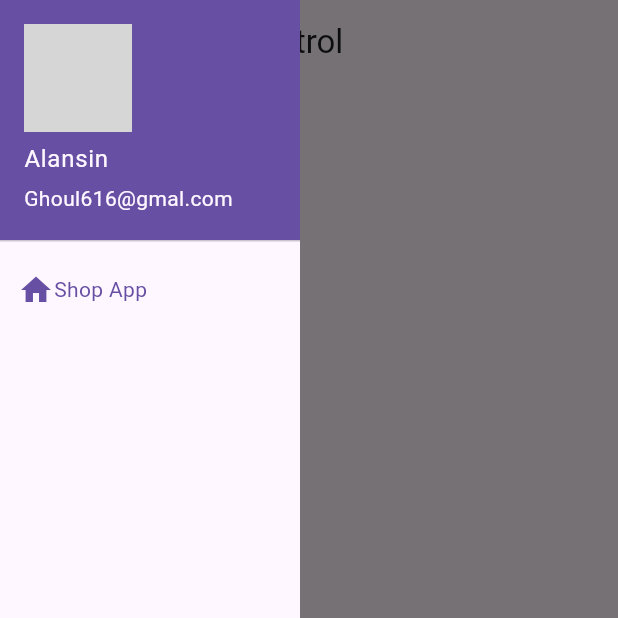
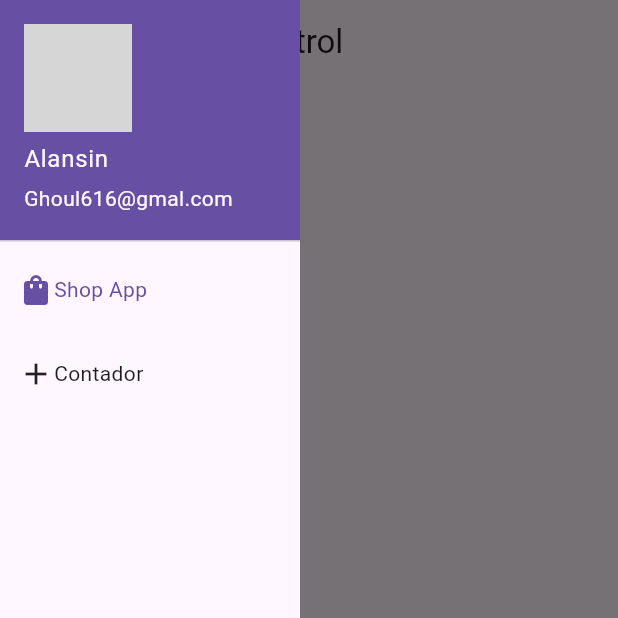
Before and after one commit to AlanVD6/FlutterApp, a Flutter app: the DashboardScreen screen opened by its route, with the side drawer open, on a phone screen of 412 x 824 dp, the top half of it. Run offline on Flutter 3.47's test engine with Material 3 defaults, Android fonts, the phone set to English and light mode, and no system bars; drawn by our look-alikes of sidebarx; our stand-ins replace lottie; missing offline and left inert: hawk_fab_menu; network calls fail; grey boxes are pictures that could not be loaded.

```diff
--- a/lib/main.dart
+++ b/lib/main.dart
@@ -19,11 +19,12 @@ class MyApp extends StatelessWidget {
         return MaterialApp(
           theme: ThemeSettings.setTheme(value),
           home: const LoginScreen(),
-           routes: {
-            "/dash":(context)=> const DashboardScreen(),
-            "/reto":(context)=> const ChallengeScreen()
-           },
-
+           // En main.dart
+            routes: {
+            "/dash": (context) => const DashboardScreen(),
+            "/reto": (context) => const ChallengeScreen(),
+            "/contador": (context) => const ContadorScreen(),
+            }
         );
       }
     );
--- a/lib/screens/dashboard_screen.dart
+++ b/lib/screens/dashboard_screen.dart
@@ -12,28 +12,35 @@ class DashboardScreen extends StatelessWidget{
 
     drawer: SidebarX(
     headerBuilder: (context, extended) {
-
     return const UserAccountsDrawerHeader(
       currentAccountPicture: CircleAvatar(
         backgroundImage: NetworkImage('https://i.pravatar.cc/300'),
       ),
-          accountName: Text('Alansin '),
+      accountName: Text('Alansin'),
       accountEmail: Text('Ghoul616@gmal.com')
     );
   },
   extendedTheme: const SidebarXTheme(
     width: 200
   ),
-    controller: SidebarXController(selectedIndex: 0,extended: true),
+  controller: SidebarXController(selectedIndex: 0, extended: true),
   items: [
     SidebarXItem(
-
       onTap: (){
         Navigator.pop(context);
-          Navigator.pushNamed(context,'/reto');
+        Navigator.pushNamed(context, '/reto');
       },
-        icon: Icons.home, label: 'Shop App'
-        )
+      icon: Icons.shopping_bag,
+      label: 'Shop App'
+    ),
+    SidebarXItem(
+      onTap: (){
+        Navigator.pop(context);
+        Navigator.pushNamed(context, '/contador');
+      },
+      icon: Icons.add,
+      label: 'Contador'
+    ),
   ],
 ),
 
```
Also changed, not shown: lib/screens/challenge_screen2.dart (added), lib/screens/product_detail_screen2.dart (added). Lines whose indentation alone changed are shown as unchanged.
